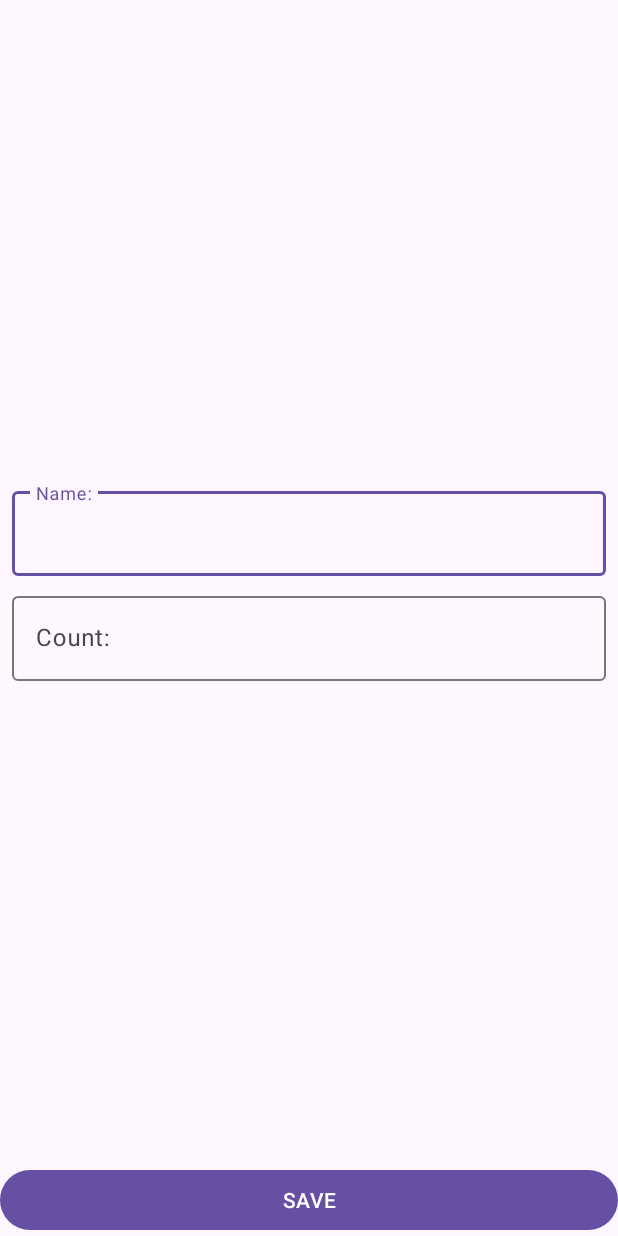
After one commit to UserInside/ShoppingList, an Android app: the layout activity_shopping_item.xml on its own in the app's theme, with its tools: preview values and no code run, on a phone screen of 412 x 824 dp. The commit adds this screen. Run offline under Robolectric (Android 15) with nearby library versions, the phone set to English and light mode, and no system bars.

```diff
--- a/app/src/main/AndroidManifest.xml
+++ b/app/src/main/AndroidManifest.xml
@@ -13,6 +13,10 @@
         android:theme="@style/Theme.ShoppingList"
         tools:targetApi="31">
         <activity
+            android:name=".presentation.ShoppingItemActivity"
+            android:windowSoftInputMode="adjustResize"
+            android:exported="false" />
+        <activity
             android:name=".presentation.MainActivity"
             android:exported="true">
             <intent-filter>
--- a/app/src/main/java/com/example/shoppinglist/data/ShoppingListRepositoryImpl.kt
+++ b/app/src/main/java/com/example/shoppinglist/data/ShoppingListRepositoryImpl.kt
@@ -34,12 +34,12 @@ class ShoppingListRepositoryImpl : ShoppingListRepository {
     }
 
     override fun editShoppingItem(shoppingItem: ShoppingItem) {
-        val oldItem = getShoppingItemById(shoppingItem.id)
+        val oldItem = getShoppingItem(shoppingItem.id)
         deleteShoppingItem(oldItem)
         addShoppingItemToList(shoppingItem)
     }
 
-    override fun getShoppingItemById(shoppingItemId: Int): ShoppingItem {
+    override fun getShoppingItem(shoppingItemId: Int): ShoppingItem {
         return shoppingListLD.value?.find { it.id == shoppingItemId }
             ?: throw RuntimeException("Item with id $shoppingItemId not found")
     }
--- a/app/src/main/java/com/example/shoppinglist/domain/AddShoppingItemToListUseCase.kt
+++ b/app/src/main/java/com/example/shoppinglist/domain/AddShoppingItemUseCase.kt
@@ -1,6 +1,6 @@
 package com.example.shoppinglist.domain
 
-class AddShoppingItemToListUseCase(private val shoppingListRepository: ShoppingListRepository) {
+class AddShoppingItemUseCase(private val shoppingListRepository: ShoppingListRepository) {
 
     fun addShoppingItemToList(shoppingItem: ShoppingItem) {
        shoppingListRepository.addShoppingItemToList(shoppingItem)
--- /dev/null
+++ b/app/src/main/java/com/example/shoppinglist/domain/OpenShoppingItemActivityUseCase.kt
@@ -0,0 +1,4 @@
+package com.example.shoppinglist.domain
+
+class OpenShoppingItemActivityUseCase {
+}
--- a/app/src/main/java/com/example/shoppinglist/domain/ShoppingItem.kt
+++ b/app/src/main/java/com/example/shoppinglist/domain/ShoppingItem.kt
@@ -3,8 +3,8 @@ package com.example.shoppinglist.domain
 data class ShoppingItem(
     val name: String,
     val amount: Int,
-    val isBought: Boolean,
-    var id: Int = UNDEFINED_ID
+    val isBought: Boolean = false,
+    var id: Int = UNDEFINED_ID,
 ) {
 
     companion object {
--- a/app/src/main/java/com/example/shoppinglist/domain/ShoppingListRepository.kt
+++ b/app/src/main/java/com/example/shoppinglist/domain/ShoppingListRepository.kt
@@ -10,7 +10,7 @@ interface ShoppingListRepository {
 
     fun editShoppingItem(shoppingItem: ShoppingItem)
 
-    fun getShoppingItemById(shoppingItemId: Int): ShoppingItem
+    fun getShoppingItem(shoppingItemId: Int): ShoppingItem
 
     fun getShoppingList(): LiveData<List<ShoppingItem>>
 }
--- /dev/null
+++ b/app/src/main/res/layout/activity_shopping_item.xml
@@ -0,0 +1,59 @@
+<?xml version="1.0" encoding="utf-8"?>
+<androidx.constraintlayout.widget.ConstraintLayout xmlns:android="http://schemas.android.com/apk/res/android"
+    xmlns:app="http://schemas.android.com/apk/res-auto"
+    android:layout_width="match_parent"
+    android:layout_height="match_parent">
+
+    <com.google.android.material.textfield.TextInputLayout
+        android:id="@+id/til_name"
+        android:layout_width="0dp"
+        android:layout_height="wrap_content"
+        android:layout_marginStart="8dp"
+        android:layout_marginEnd="8dp"
+        android:layout_marginBottom="4dp"
+        app:layout_constraintBottom_toTopOf="@id/til_count"
+        app:layout_constraintEnd_toEndOf="parent"
+        app:layout_constraintStart_toStartOf="parent"
+        app:layout_constraintTop_toTopOf="parent"
+        app:layout_constraintVertical_chainStyle="packed">
+
+        <com.google.android.material.textfield.TextInputEditText
+            android:layout_width="match_parent"
+            android:layout_height="wrap_content"
+            android:hint="@string/til_hint_name"
+            android:inputType="textCapWords" />
+
+    </com.google.android.material.textfield.TextInputLayout>
+
+    <com.google.android.material.textfield.TextInputLayout
+        android:id="@+id/til_count"
+        android:layout_width="0dp"
+        android:layout_height="wrap_content"
+        android:layout_marginStart="8dp"
+        android:layout_marginTop="4dp"
+        android:layout_marginEnd="8dp"
+        app:layout_constraintBottom_toTopOf="@id/btn_save"
+        app:layout_constraintEnd_toEndOf="parent"
+        app:layout_constraintStart_toStartOf="parent"
+        app:layout_constraintTop_toBottomOf="@id/til_name">
+
+        <com.google.android.material.textfield.TextInputEditText
+            android:layout_width="match_parent"
+            android:layout_height="wrap_content"
+            android:hint="@string/til_hint_count"
+            android:inputType="textCapWords" />
+
+    </com.google.android.material.textfield.TextInputLayout>
+
+    <Button
+        android:id="@+id/btn_save"
+        android:layout_width="match_parent"
+        android:layout_height="wrap_content"
+        android:text="@string/btn_save"
+        app:layout_constraintBottom_toBottomOf="parent"
+        app:layout_constraintEnd_toEndOf="parent"
+        app:layout_constraintStart_toStartOf="parent"
+
+        />
+
+</androidx.constraintlayout.widget.ConstraintLayout>
--- a/app/src/main/res/values/strings.xml
+++ b/app/src/main/res/values/strings.xml
@@ -1,4 +1,7 @@
 <resources>
     <string name="app_name">ShoppingList</string>
     <string name="add_shopping_item_button">Add shopping item button</string>
+    <string name="til_hint_name">Name:</string>
+    <string name="til_hint_count">Count:</string>
+    <string name="btn_save">SAVE</string>
 </resources>
```
Also changed, not shown: app/src/main/java/com/example/shoppinglist/domain/GetShoppingItemById.kt (deleted, +0 -8 lines), app/src/main/java/com/example/shoppinglist/domain/GetShoppingItemUseCase.kt (added, +8 -0 lines), app/src/main/java/com/example/shoppinglist/presentation/MainViewModel.kt (+7 -0 lines), app/src/main/java/com/example/shoppinglist/presentation/ShoppingItemActivity.kt (added, +14 -0 lines), app/src/main/java/com/example/shoppinglist/presentation/ShoppingItemViewModel.kt (added, +101 -0 lines).
